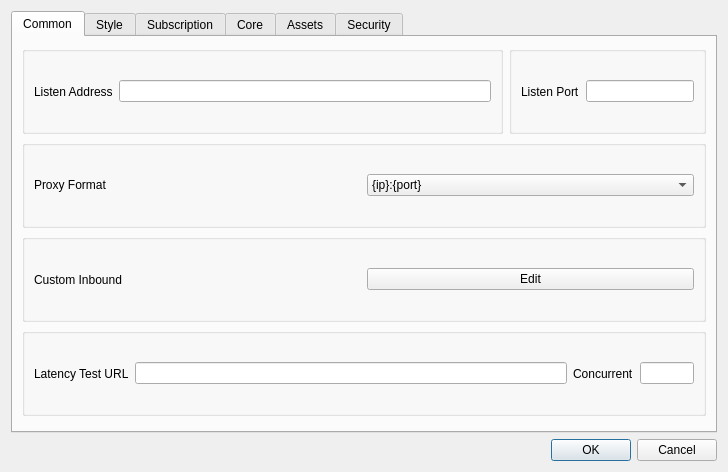
Above: include/ui/setting/dialog_basic_settings.ui from shengmo0210/Throne before the change. Below: the same form after it.
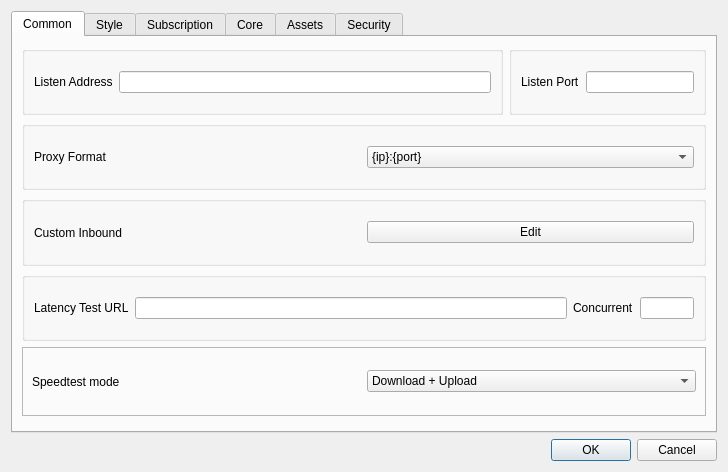
That is the form after the change. Custom widgets are drawn as their Qt base class.

Commit message: implement speedtest ui

Diff of the .ui file:
```diff
--- a/include/ui/setting/dialog_basic_settings.ui
+++ b/include/ui/setting/dialog_basic_settings.ui
@@ -179,6 +179,44 @@
          </layout>
         </widget>
        </item>
+       <item>
+        <widget class="QFrame" name="frame">
+         <property name="frameShape">
+          <enum>QFrame::Shape::StyledPanel</enum>
+         </property>
+         <property name="frameShadow">
+          <enum>QFrame::Shadow::Raised</enum>
+         </property>
+         <layout class="QHBoxLayout" name="horizontalLayout_3">
+          <item>
+           <widget class="QLabel" name="label_12">
+            <property name="text">
+             <string>Speedtest mode</string>
+            </property>
+           </widget>
+          </item>
+          <item>
+           <widget class="QComboBox" name="speedtest_mode">
+            <item>
+             <property name="text">
+              <string>Download + Upload</string>
+             </property>
+            </item>
+            <item>
+             <property name="text">
+              <string>Only Download</string>
+             </property>
+            </item>
+            <item>
+             <property name="text">
+              <string>Only Upload</string>
+             </property>
+            </item>
+           </widget>
+          </item>
+         </layout>
+        </widget>
+       </item>
        <item>
         <widget class="QWidget" name="horizontalWidget_1" native="true">
          <property name="sizePolicy">
```
The commit also changes 17 other files.
